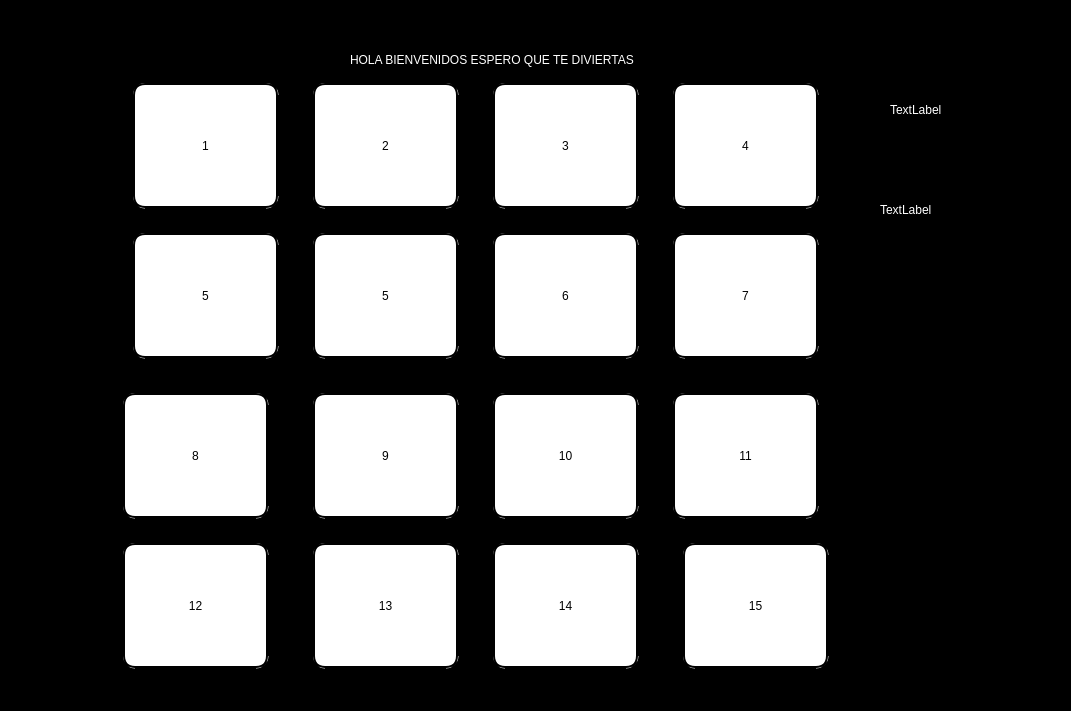
First picture: the form in interfazGame/pantallagame.ui, repository rayo17/Proyecto1Datos2, before the edit.
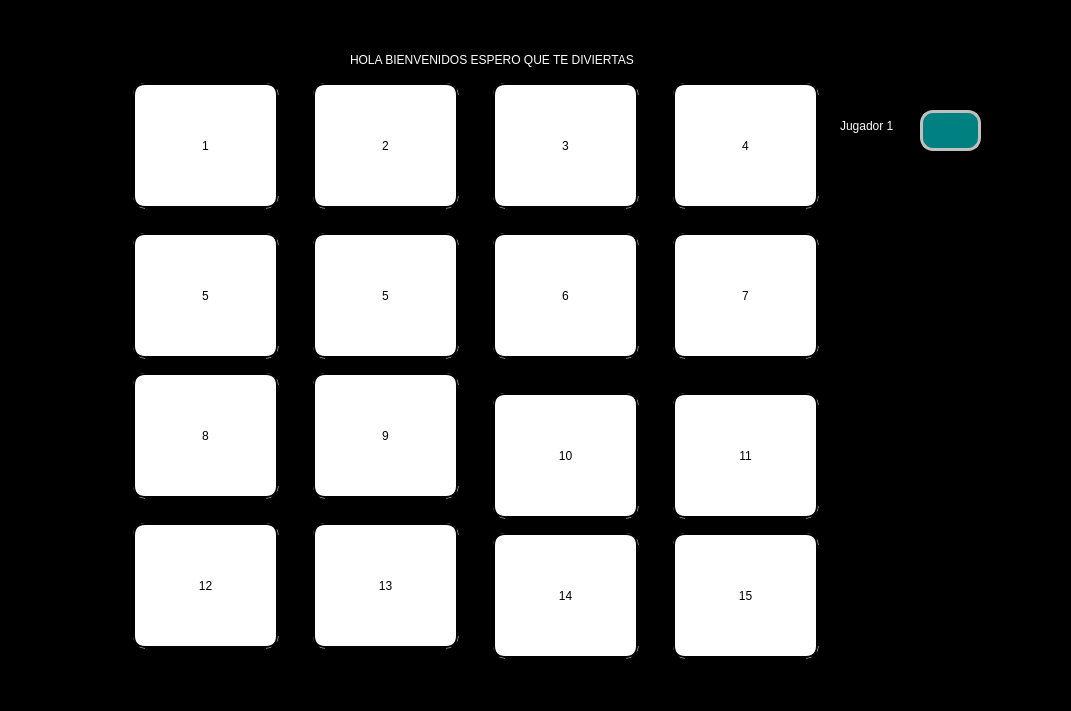
Second picture: the form after the edit.

```diff
--- a/interfazGame/pantallagame.ui
+++ b/interfazGame/pantallagame.ui
@@ -31,13 +31,20 @@
 
 }
 #puntaje{
- color:white
+ 	color : white;
+    qproperty-alignment: AlignCenter;
+    background: teal;
+    border :3px solid silver;
+   border-radius: 13px
 }
 #nombre{
 	color:white;
+
 }
 
-
+#jugador2{
+color:white
+}
 
 </string>
   </property>
@@ -161,8 +168,8 @@
   <widget class="QPushButton" name="tarjeta09">
    <property name="geometry">
     <rect>
-     <x>120</x>
-     <y>390</y>
+     <x>130</x>
+     <y>370</y>
      <width>151</width>
      <height>131</height>
     </rect>
@@ -175,7 +182,7 @@
    <property name="geometry">
     <rect>
      <x>310</x>
-     <y>390</y>
+     <y>370</y>
      <width>151</width>
      <height>131</height>
     </rect>
@@ -213,8 +220,8 @@
   <widget class="QPushButton" name="tarjeta13">
    <property name="geometry">
     <rect>
-     <x>120</x>
-     <y>540</y>
+     <x>130</x>
+     <y>520</y>
      <width>151</width>
      <height>131</height>
     </rect>
@@ -227,7 +234,7 @@
    <property name="geometry">
     <rect>
      <x>310</x>
-     <y>540</y>
+     <y>520</y>
      <width>151</width>
      <height>131</height>
     </rect>
@@ -240,7 +247,7 @@
    <property name="geometry">
     <rect>
      <x>490</x>
-     <y>540</y>
+     <y>530</y>
      <width>151</width>
      <height>131</height>
     </rect>
@@ -252,8 +259,8 @@
   <widget class="QPushButton" name="tarjeta16">
    <property name="geometry">
     <rect>
-     <x>680</x>
-     <y>540</y>
+     <x>670</x>
+     <y>530</y>
      <width>151</width>
      <height>131</height>
     </rect>
@@ -265,8 +272,8 @@
   <widget class="QLabel" name="cronometro">
    <property name="geometry">
     <rect>
-     <x>850</x>
-     <y>220</y>
+     <x>880</x>
+     <y>210</y>
      <width>181</width>
      <height>31</height>
     </rect>
@@ -278,27 +285,27 @@
   <widget class="QLabel" name="puntaje">
    <property name="geometry">
     <rect>
-     <x>880</x>
-     <y>200</y>
-     <width>63</width>
-     <height>20</height>
+     <x>920</x>
+     <y>110</y>
+     <width>61</width>
+     <height>41</height>
     </rect>
    </property>
    <property name="text">
-    <string>TextLabel</string>
+    <string/>
    </property>
   </widget>
   <widget class="QLabel" name="nombre">
    <property name="geometry">
     <rect>
-     <x>890</x>
-     <y>100</y>
-     <width>63</width>
-     <height>20</height>
+     <x>840</x>
+     <y>110</y>
+     <width>81</width>
+     <height>31</height>
     </rect>
    </property>
    <property name="text">
-    <string>TextLabel</string>
+    <string>Jugador 1</string>
    </property>
   </widget>
  </widget>
```
